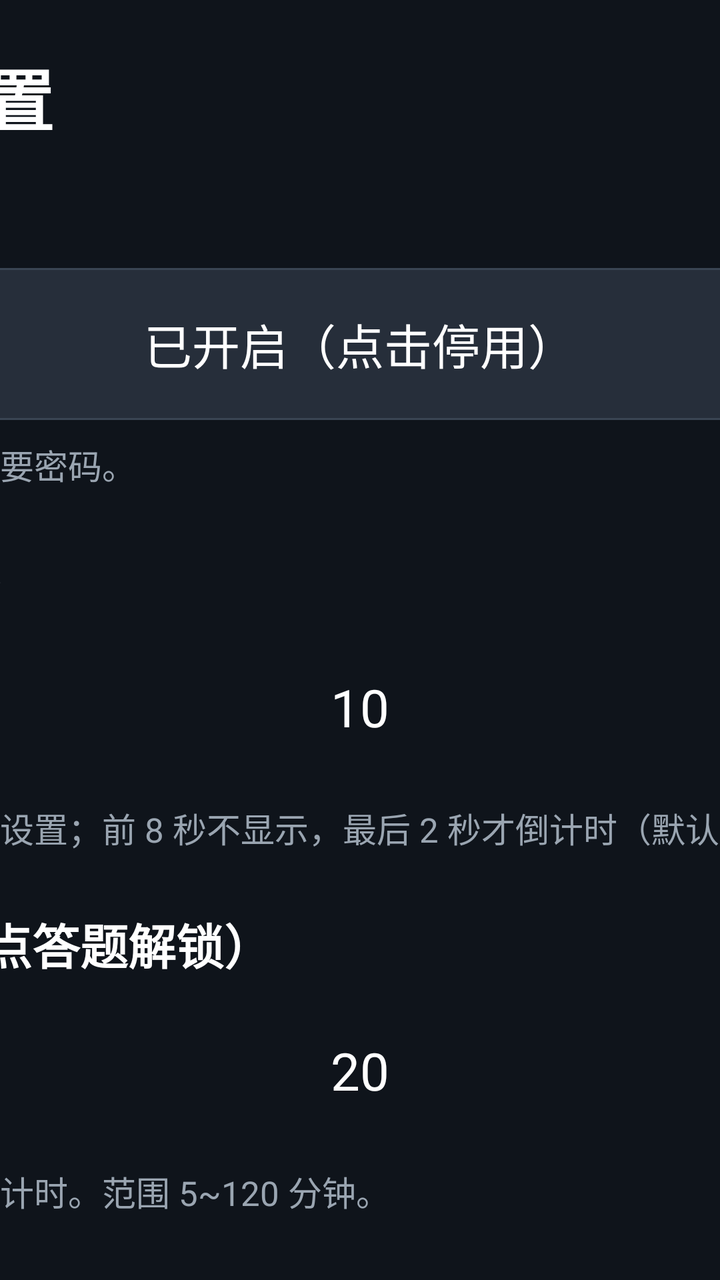
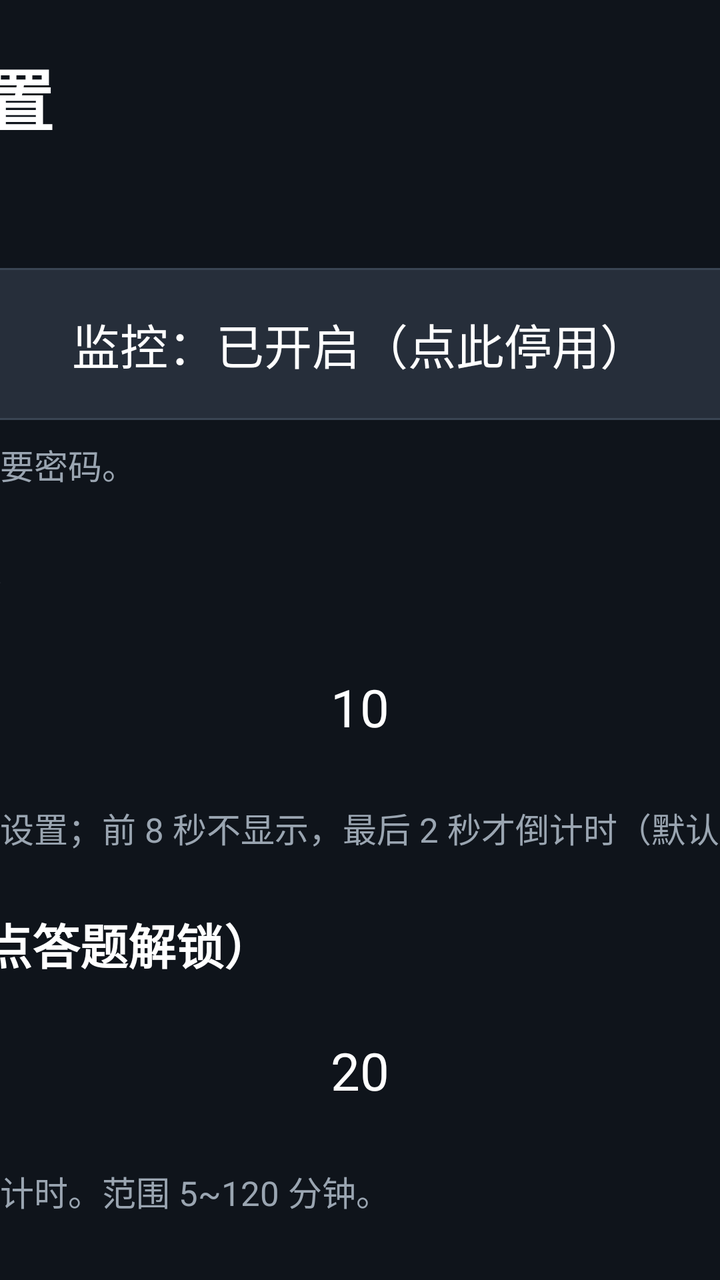

Two renders of the same Android screen: before a commit and after it. Below are the layout's source before the change and the commit's diff.
<!-- AndroidManifest.xml: application theme Theme.KidsLock -->
<!-- res/layout/activity_main.xml -->
<?xml version="1.0" encoding="utf-8"?>
<FrameLayout xmlns:android="http://schemas.android.com/apk/res/android"
    android:id="@+id/root"
    android:layout_width="match_parent"
    android:layout_height="match_parent"
    android:background="@color/bg_dark">

    <ScrollView
        android:id="@+id/scroll"
        android:layout_width="match_parent"
        android:layout_height="match_parent"
        android:fillViewport="true"
        android:scrollbars="none">

        <LinearLayout
            android:layout_width="960dp"
            android:layout_height="wrap_content"
            android:layout_gravity="center_horizontal"
            android:orientation="vertical"
            android:paddingLeft="28dp"
            android:paddingRight="28dp"
            android:paddingTop="24dp"
            android:paddingBottom="40dp">

            
            <LinearLayout
                android:layout_width="match_parent"
                android:layout_height="wrap_content"
                android:baselineAligned="true"
                android:orientation="horizontal">

                <TextView
                    android:layout_width="0dp"
                    android:layout_height="wrap_content"
                    android:layout_weight="1"
                    android:includeFontPadding="false"
                    android:text="每日壁纸 · 家长设置"
                    android:textColor="@color/text_main"
                    android:textSize="34sp"
                    android:textStyle="bold" />

                <TextView
                    android:id="@+id/tvVersion"
                    android:layout_width="wrap_content"
                    android:layout_height="wrap_content"
                    android:layout_marginLeft="16dp"
                    android:includeFontPadding="false"
                    android:text="v1.9.8"
                    android:textColor="@color/text_dim"
                    android:textSize="20sp" />
            </LinearLayout>

            <TextView style="@style/Label" android:text="监控开关" />

            <TextView
                android:id="@+id/btnEnable"
                style="@style/RowBtn"
                android:text="已开启（点击停用）" />

            <TextView
                style="@style/Hint"
                android:text="关掉后不计时、不锁屏；家长设置仍要密码。" />

            
            <TextView
                style="@style/Label"
                android:text="长按菜单键进入设置（秒）" />

            <LinearLayout style="@style/Stepper">

                <TextView
                    android:id="@+id/btnHoldMinus"
                    style="@style/StepBtn"
                    android:text="-" />

                <TextView
                    android:id="@+id/tvHoldSec"
                    style="@style/StepValue"
                    android:text="10" />

                <TextView
                    android:id="@+id/btnHoldPlus"
                    style="@style/StepBtn"
                    android:text="+" />
            </LinearLayout>

            <TextView
                style="@style/Hint"
                android:text="壁纸界面按住菜单键这么久才进家长设置；前 8 秒不显示，最后 2 秒才倒计时（默认 10 秒）。" />

            <TextView style="@style/Label" android:text="单次连续观看（分钟，到点答题解锁）" />

            <LinearLayout style="@style/Stepper">

                <TextView
                    android:id="@+id/btnSingleMinus"
                    style="@style/StepBtn"
                    android:text="-" />

                <TextView
                    android:id="@+id/tvSingle"
                    style="@style/StepValue"
                    android:text="20" />

                <TextView
                    android:id="@+id/btnSinglePlus"
                    style="@style/StepBtn"
                    android:text="+" />
            </LinearLayout>

            <TextView
                style="@style/Hint"
                android:text="看满这个时长就弹锁屏；答对后重新计时。范围 5~120 分钟。" />

            <TextView style="@style/Label" android:text="每日累计上限（分钟，0=不限）" />

            <LinearLayout style="@style/Stepper">

                <TextView
                    android:id="@+id/btnDailyMinus"
                    style="@style/StepBtn"
                    android:text="-" />

                <TextView
                    android:id="@+id/tvDaily"
                    style="@style/StepValue"
                    android:text="0" />

                <TextView
                    android:id="@+id/btnDailyPlus"
                    style="@style/StepBtn"
                    android:text="+" />
            </LinearLayout>

            <TextView style="@style/Label" android:text="长关机重置阈值（分钟，0=不限）" />

            <LinearLayout style="@style/Stepper">

                <TextView
                    android:id="@+id/btnAwayMinus"
                    style="@style/StepBtn"
                    android:text="-" />

                <TextView
                    android:id="@+id/tvAway"
                    style="@style/StepValue"
                    android:text="30 分钟" />

                <TextView
                    android:id="@+id/btnAwayPlus"
                    style="@style/StepBtn"
                    android:text="+" />
            </LinearLayout>

            <TextView
                style="@style/Hint"
                android:text="关机不超过这个时长：计时接着走、锁屏保留；超过：本次计时清零（今日已看不减）；过零点：全部清零。0=不限。" />

            <TextView style="@style/Label" android:text="连续答对题数（答对才解锁）" />

            <LinearLayout style="@style/Stepper">

                <TextView
                    android:id="@+id/btnCorrMinus"
                    style="@style/StepBtn"
                    android:text="-" />

                <TextView
                    android:id="@+id/tvCorrect"
                    style="@style/StepValue"
                    android:text="3" />

                <TextView
                    android:id="@+id/btnCorrPlus"
                    style="@style/StepBtn"
                    android:text="+" />
            </LinearLayout>

            <TextView style="@style/Label" android:text="孩子年级" />

            <LinearLayout style="@style/Stepper">

                <TextView
                    android:id="@+id/btnLevelMinus"
                    style="@style/StepBtn"
                    android:text="-" />

                <TextView
                    android:id="@+id/tvLevel"
                    style="@style/StepValue"
                    android:text="二年级" />

                <TextView
                    android:id="@+id/btnLevelPlus"
                    style="@style/StepBtn"
                    android:text="+" />
            </LinearLayout>

            <TextView
                style="@style/Hint"
                android:text="1~9 年级；只出该年级及以下的题，不超纲。" />

            <TextView style="@style/Label" android:text="教材版本（语文/数学/英语按版本出题）" />

            <LinearLayout
                android:id="@+id/editionRow"
                android:layout_width="match_parent"
                android:layout_height="wrap_content"
                android:baselineAligned="false"
                android:orientation="horizontal" />

            <TextView style="@style/Label" android:text="启用题型（可多选）" />

            <LinearLayout
                android:id="@+id/typeGrid"
                android:layout_width="match_parent"
                android:layout_height="wrap_content"
                android:orientation="vertical" />

            <TextView style="@style/Label" android:text="题库" />

            <TextView
                android:id="@+id/tvQuizStatus"
                style="@style/Hint"
                android:text="未加载" />

            <TextView
                style="@style/Hint"
                android:text="想加自己的题：把 txt 文件拷到电视的 Download/txhlock 文件夹（U 盘或 SMB 都行），再点「重新加载题库」。一行一题：题目|答案|错误1;错误2;错误3" />

            <TextView
                android:id="@+id/btnExportQuiz"
                style="@style/RowBtn"
                android:text="导出内置题库（照着改）" />

            <TextView
                android:id="@+id/btnReloadQuiz"
                style="@style/RowBtn"
                android:layout_marginTop="10dp"
                android:text="重新加载题库" />

            <TextView
                android:id="@+id/btnClearLocal"
                style="@style/RowBtn"
                android:layout_marginTop="10dp"
                android:text="删除本地题库文件（只删本地，不动内置）" />

            <TextView style="@style/Label" android:text="局域网 SMB 题库同步（打开应用时自动更新）" />

            <TextView
                android:id="@+id/tvSmbStatus"
                style="@style/Hint"
                android:text="SMB 同步未开启" />

            <TextView
                android:id="@+id/btnSmbSetup"
                style="@style/RowBtn"
                android:text="SMB 同步设置" />

            <TextView
                android:id="@+id/btnSmbSyncNow"
                style="@style/RowBtn"
                android:layout_marginTop="10dp"
                android:text="立即更新 SMB 题库" />

            <TextView style="@style/Label" android:text="家长密码" />

            <TextView
                android:id="@+id/btnChangePin"
                style="@style/RowBtn"
                android:text="修改家长密码（默认 1234）" />

            <TextView style="@style/Label" android:text="防绕过 / 锁屏方式" />

            <TextView
                android:id="@+id/btnBootLock"
                style="@style/RowBtn"
                android:text="开机先答题：开" />

            <TextView
                android:id="@+id/btnOverlay"
                style="@style/RowBtn"
                android:layout_marginTop="10dp"
                android:text="锁屏方式：检查中…" />

            <TextView
                android:id="@+id/tvHomeStatus"
                style="@style/Hint"
                android:text="系统桌面：未做任何修改" />

            <TextView
                android:id="@+id/btnAcc"
                style="@style/RowBtn"
                android:text="开启无障碍保活（推荐）" />

            <TextView
                android:id="@+id/tvAccStatus"
                style="@style/Hint"
                android:text="正在检测无障碍保活状态…" />

            <TextView
                android:id="@+id/tvAccState"
                style="@style/Hint"
                android:text="无障碍：正在检测…" />

            <TextView
                style="@style/Hint"
                android:text="更新/覆盖安装后，小米电视可能会自动关掉无障碍；更新完回来看到「未开启」，点上面的按钮重开一次即可。" />

            <TextView
                android:id="@+id/btnSysSettings"
                style="@style/RowBtn"
                android:layout_marginTop="10dp"
                android:text="打开系统设置：自启动 / 权限" />

            <TextView
                android:id="@+id/btnHomeSetup"
                style="@style/RowBtn"
                android:layout_marginTop="10dp"
                android:text="还原并卸载（恢复小米桌面）" />

            <TextView style="@style/Label" android:text="帮助与诊断" />

            <TextView
                android:id="@+id/tvHelp"
                style="@style/Hint"
                android:text="正在读取状态…" />

            <TextView
                android:id="@+id/btnFixAcc"
                style="@style/RowBtn"
                android:text="去修复主页键拦截" />

            <TextView
                android:id="@+id/btnTestLock"
                style="@style/RowBtn"
                android:layout_marginTop="26dp"
                android:background="@drawable/bg_primary"
                android:text="立即锁定测试" />
        </LinearLayout>
    </ScrollView>

    <FrameLayout
        android:id="@+id/gateLayer"
        android:layout_width="match_parent"
        android:layout_height="match_parent"
        android:visibility="gone" />
</FrameLayout>
<!-- resources referenced by this layout -->
<resources>
  <color name="bg_dark">#0F141B</color>
  <color name="text_dim">#9AA5B1</color>
  <color name="text_main">#FFFFFF</color>
  <!-- drawable bg_primary (drawable) -->
  <?xml version="1.0" encoding="utf-8"?>
  <selector xmlns:android="http://schemas.android.com/apk/res/android">
      <item android:state_focused="true"><shape android:shape="rectangle"><solid android:color="@color/accent" /><stroke android:width="3dp" android:color="#FFFFFF" /><corners android:radius="14dp" /></shape></item>
      <item android:state_pressed="true"><shape android:shape="rectangle"><solid android:color="@color/accent_deep" /><corners android:radius="14dp" /></shape></item>
      <item><shape android:shape="rectangle"><solid android:color="@color/accent" /><corners android:radius="14dp" /></shape></item>
  </selector>
  <style name="Hint">
          <item name="android:layout_width">match_parent</item>
          <item name="android:layout_height">wrap_content</item>
          <item name="android:layout_marginTop">10dp</item>
          <item name="android:layout_marginBottom">10dp</item>
          <item name="android:textColor">@color/text_dim</item>
          <item name="android:textSize">17sp</item>
          <item name="android:lineSpacingExtra">6dp</item>
          <item name="android:includeFontPadding">false</item>
      </style>
  <style name="Label">
          <item name="android:layout_width">match_parent</item>
          <item name="android:layout_height">wrap_content</item>
          <item name="android:layout_marginTop">18dp</item>
          <item name="android:layout_marginBottom">8dp</item>
          <item name="android:textColor">@color/text_main</item>
          <item name="android:textSize">24sp</item>
          <item name="android:textStyle">bold</item>
      </style>
  <style name="RowBtn">
          <item name="android:textAllCaps">false</item>
          <item name="android:layout_width">match_parent</item>
          <item name="android:layout_height">76dp</item>
          <item name="android:background">@drawable/bg_option</item>
          <item name="android:gravity">center</item>
          <item name="android:paddingLeft">12dp</item>
          <item name="android:paddingRight">12dp</item>
          <item name="android:textColor">@color/text_main</item>
          <item name="android:textSize">24sp</item>
      </style>
  <style name="StepBtn">
          <item name="android:textAllCaps">false</item>
          <item name="android:layout_width">120dp</item>
          <item name="android:layout_height">76dp</item>
          <item name="android:background">@drawable/bg_option</item>
          <item name="android:gravity">center</item>
          <item name="android:textColor">@color/text_main</item>
          <item name="android:textSize">26sp</item>
      </style>
  <style name="StepValue">
          <item name="android:layout_width">0dp</item>
          <item name="android:layout_height">76dp</item>
          <item name="android:layout_weight">1</item>
          <item name="android:gravity">center</item>
          <item name="android:textColor">@color/text_main</item>
          <item name="android:textSize">26sp</item>
      </style>
  <style name="Stepper">
          <item name="android:layout_width">match_parent</item>
          <item name="android:layout_height">wrap_content</item>
          <item name="android:orientation">horizontal</item>
      </style>
  <style name="Theme.KidsLock" parent="android:Theme.Holo.NoActionBar">
          <item name="android:windowBackground">@color/bg_dark</item>
          <item name="android:windowNoTitle">true</item>
          <item name="android:windowActionBar">false</item>
          <item name="android:windowContentOverlay">@null</item>
          <item name="android:colorBackground">@color/bg_dark</item>
          <item name="android:fontFamily">sans-serif</item>
      </style>
  <color name="accent">#1E5AF0</color>
  <color name="accent_deep">#1746C4</color>
  <color name="option_bg">#262E3A</color>
  <!-- unchanged entries left out for length: 1 -->
</resources>

<!-- the commit's change to res/layout/activity_main.xml (unified diff, before → after) -->
@@ -55,7 +55,7 @@
             <TextView
                 android:id="@+id/btnEnable"
                 style="@style/RowBtn"
-                android:text="已开启（点击停用）" />
+                android:text="监控：已开启（点此停用）" />
 
             <TextView
                 style="@style/Hint"
@@ -275,13 +275,13 @@
             <TextView
                 android:id="@+id/btnBootLock"
                 style="@style/RowBtn"
-                android:text="开机先答题：开" />
+                android:text="开机先答题：开（点此关闭）" />
 
             <TextView
                 android:id="@+id/btnOverlay"
                 style="@style/RowBtn"
                 android:layout_marginTop="10dp"
-                android:text="锁屏方式：检查中…" />
+                android:text="悬浮层：检查中…" />
 
             <TextView
                 android:id="@+id/tvHomeStatus"
@@ -291,7 +291,7 @@
             <TextView
                 android:id="@+id/btnAcc"
                 style="@style/RowBtn"
-                android:text="开启无障碍保活（推荐）" />
+                android:text="去系统里打开无障碍（当前：未开启）" />
 
             <TextView
                 android:id="@+id/tvAccStatus"
